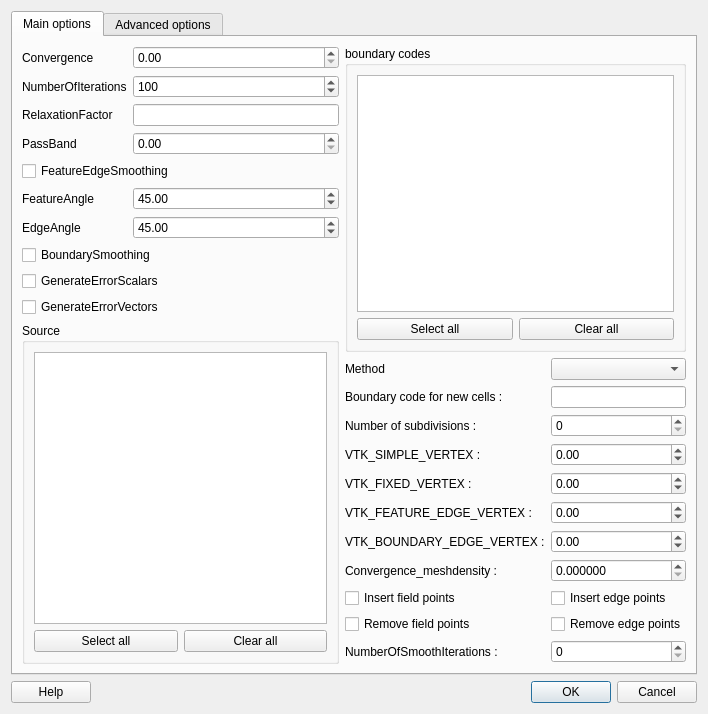
Qt form guismoothsurface.ui (enGits/engrid) before a commit.
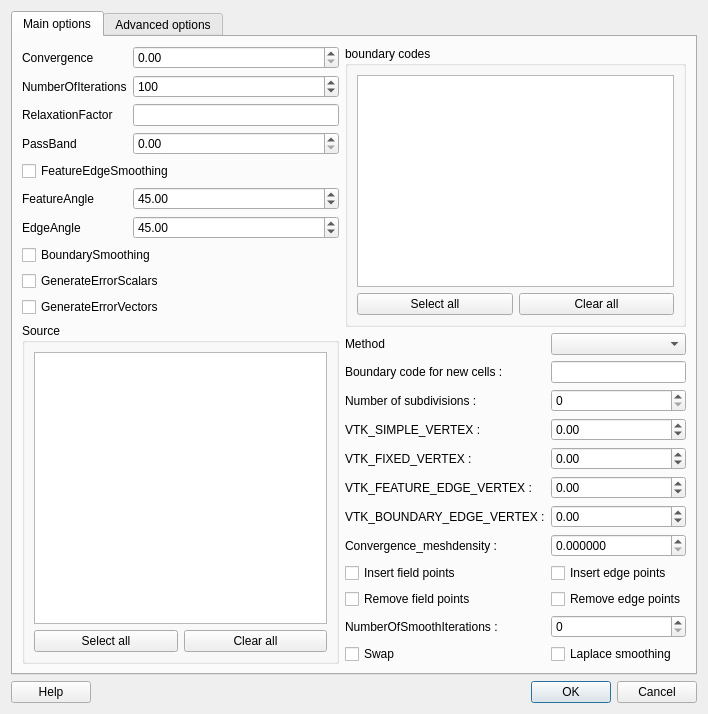
The same form after that commit. Icons and pictures are not drawn.

```diff
--- a/guismoothsurface.ui
+++ b/guismoothsurface.ui
@@ -404,6 +404,20 @@
            <item row="10" column="1" >
             <widget class="QSpinBox" name="spinBox_NumberOfSmoothIterations" />
            </item>
+           <item row="11" column="0" >
+            <widget class="QCheckBox" name="checkBox_Swap" >
+             <property name="text" >
+              <string>Swap</string>
+             </property>
+            </widget>
+           </item>
+           <item row="11" column="1" >
+            <widget class="QCheckBox" name="checkBox_LaplaceSmoothing" >
+             <property name="text" >
+              <string>Laplace smoothing</string>
+             </property>
+            </widget>
+           </item>
           </layout>
          </item>
         </layout>
```
